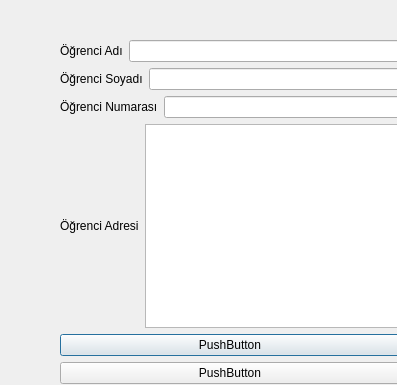
Above: Gorsel/formlar/veriGiris/yeniogrencigiris.ui from sadededeoglu/okulprojesi before the change. Below: the same form after it.
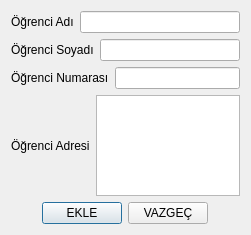
That is the form after the change.

The edit to the form file:
```diff
--- a/Gorsel/formlar/veriGiris/yeniogrencigiris.ui
+++ b/Gorsel/formlar/veriGiris/yeniogrencigiris.ui
@@ -6,22 +6,59 @@
    <rect>
     <x>0</x>
     <y>0</y>
-    <width>397</width>
-    <height>385</height>
+    <width>251</width>
+    <height>235</height>
    </rect>
   </property>
   <property name="windowTitle">
    <string>yeni_ogrenci_giris</string>
   </property>
-  <widget class="QWidget" name="layoutWidget">
-   <property name="geometry">
-    <rect>
-     <x>60</x>
-     <y>40</y>
-     <width>340</width>
-     <height>344</height>
-    </rect>
-   </property>
+  <layout class="QGridLayout" name="gridLayout">
+   <item row="1" column="0">
+    <layout class="QHBoxLayout" name="horizontalLayout_5">
+     <item>
+      <spacer name="horizontalSpacer">
+       <property name="orientation">
+        <enum>Qt::Horizontal</enum>
+       </property>
+       <property name="sizeHint" stdset="0">
+        <size>
+         <width>40</width>
+         <height>20</height>
+        </size>
+       </property>
+      </spacer>
+     </item>
+     <item>
+      <widget class="QPushButton" name="pushButton">
+       <property name="text">
+        <string>EKLE</string>
+       </property>
+      </widget>
+     </item>
+     <item>
+      <widget class="QPushButton" name="pushButton_2">
+       <property name="text">
+        <string>VAZGEÇ</string>
+       </property>
+      </widget>
+     </item>
+     <item>
+      <spacer name="horizontalSpacer_2">
+       <property name="orientation">
+        <enum>Qt::Horizontal</enum>
+       </property>
+       <property name="sizeHint" stdset="0">
+        <size>
+         <width>40</width>
+         <height>20</height>
+        </size>
+       </property>
+      </spacer>
+     </item>
+    </layout>
+   </item>
+   <item row="0" column="0">
    <layout class="QVBoxLayout" name="verticalLayout_3">
     <item>
      <layout class="QVBoxLayout" name="verticalLayout_2">
@@ -85,24 +122,11 @@
         </item>
        </layout>
       </item>
-      <item>
-       <widget class="QPushButton" name="pushButton_2">
-        <property name="text">
-         <string>PushButton</string>
-        </property>
-       </widget>
+      </layout>
       </item>
      </layout>
     </item>
-    <item>
-     <widget class="QPushButton" name="pushButton">
-      <property name="text">
-       <string>PushButton</string>
-      </property>
-     </widget>
-    </item>
-   </layout>
-  </widget>
+  </layout>
  </widget>
  <resources/>
  <connections/>
```
Lines whose indentation alone changed are shown as unchanged.
